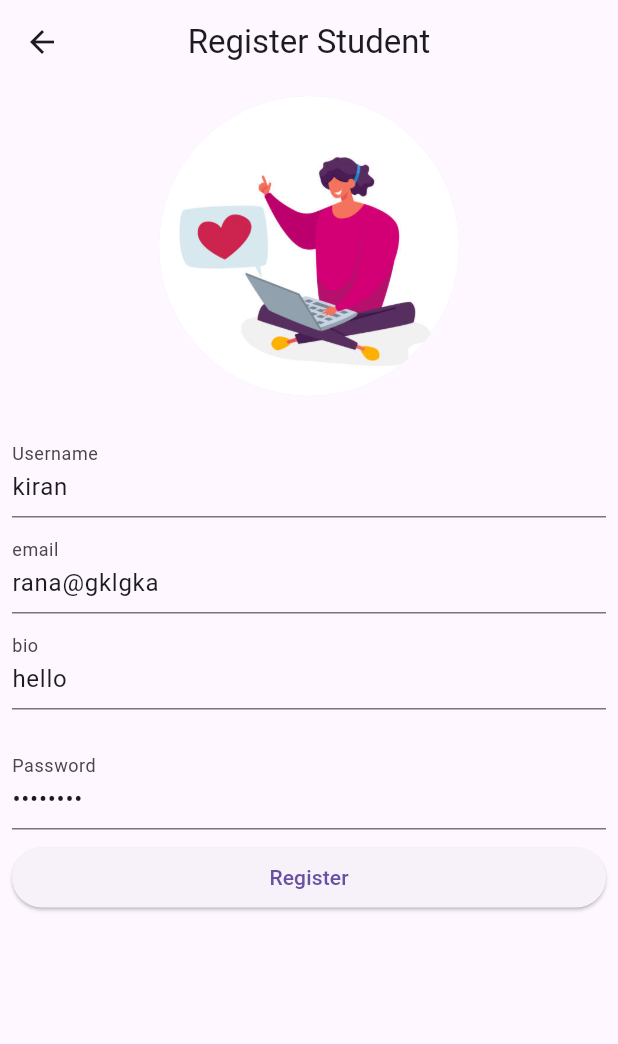
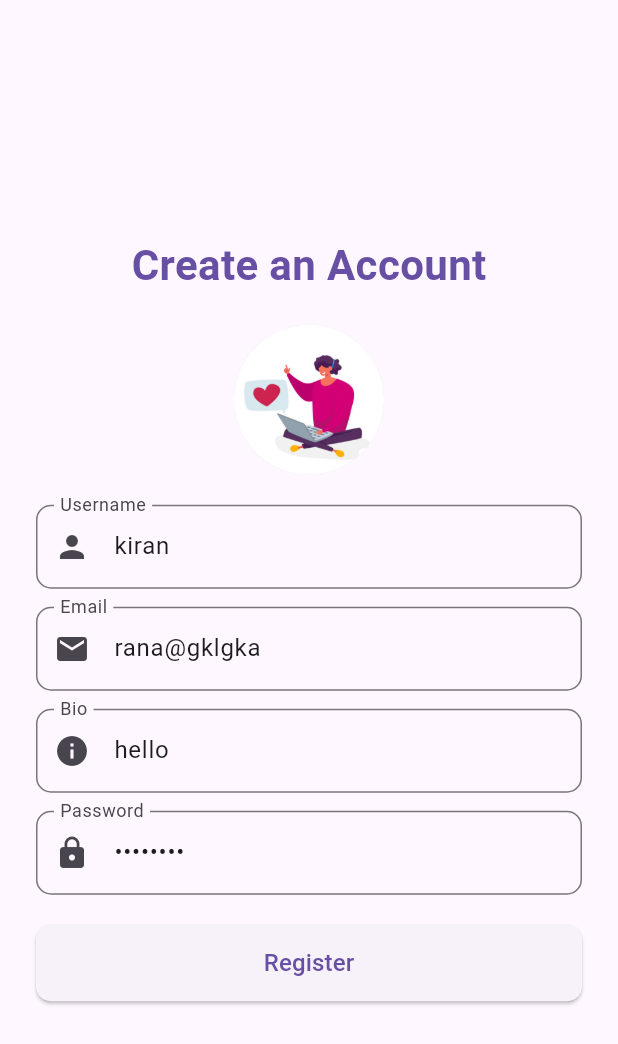
Before and after one commit to kripesh03/SonicSummitMobileApp, a Flutter app: the RegistrationView screen opened directly, after a tap on "Register", on a phone screen of 412 x 824 dp. Shown: the top 1044 px of the screen. Run offline on Flutter 3.47's test engine with Material 3 defaults, Android fonts, the phone set to English and light mode, and no system bars; our stand-ins replace bloc, dartz, dio, equatable, flutter_bloc, get_it and 5 more; accounts and stored records are empty.

```diff
--- a/lib/features/auth/data/data_source/remote_data_source/auth_remote_data_source.dart
+++ b/lib/features/auth/data/data_source/remote_data_source/auth_remote_data_source.dart
@@ -13,14 +13,15 @@ class AuthRemoteDataSource implements IAuthDataSource {
   @override
   Future<void> registerUser(AuthEntity user) async {
     try {
+      print("data soucr :${user.profilePicture}");
       Response response = await _dio.post(
         ApiEndpoints.register,
         data: {
           "username": user.username,
           "email": user.email,
+          "password": user.password,
           "profilePicture": user.profilePicture,
           "bio": user.bio,
-          "password": user.password,
         },
       );
 
--- a/lib/features/auth/domain/use_case/register_user_usecase.dart
+++ b/lib/features/auth/domain/use_case/register_user_usecase.dart
@@ -47,7 +47,7 @@ class RegisterUseCase implements UsecaseWithParams<void, RegisterUserParams> {
       email: params.email,
       bio: params.bio,
       password: params.password,
-            profilePicture: params.profilePicture,
+      profilePicture: params.profilePicture,
 
     );
     return repository.registerUser(authEntity);
--- a/lib/features/auth/presentation/view/registration_view.dart
+++ b/lib/features/auth/presentation/view/registration_view.dart
@@ -14,14 +14,12 @@ class RegistrationView extends StatefulWidget {
 }
 
 class _RegistrationViewState extends State<RegistrationView> {
-  final _gap = const SizedBox(height: 8);
   final _key = GlobalKey<FormState>();
   final _usernameController = TextEditingController(text: 'kiran');
   final _emailController = TextEditingController(text: 'rana@gklgka');
   final _bioController = TextEditingController(text: 'hello');
   final _passwordController = TextEditingController(text: 'kiran123');
 
-  // Check for camera permission
   Future<void> checkCameraPermission() async {
     if (await Permission.camera.request().isRestricted ||
         await Permission.camera.request().isDenied) {
@@ -36,13 +34,10 @@ class _RegistrationViewState extends State<RegistrationView> {
       if (image != null) {
         setState(() {
           _img = File(image.path);
-          // Send image to server
           context.read<RegisterBloc>().add(
                 UploadImage(file: _img!),
               );
         });
-      } else {
-        return;
       }
     } catch (e) {
       debugPrint(e.toString());
@@ -52,24 +47,27 @@ class _RegistrationViewState extends State<RegistrationView> {
   @override
   Widget build(BuildContext context) {
     return Scaffold(
-      appBar: AppBar(
-        title: const Text('Register Student'),
-        centerTitle: true,
+      body: SafeArea(
+        child: Center(
+          child: SingleChildScrollView(
+            padding: const EdgeInsets.symmetric(horizontal: 24, vertical: 20),
+            child: Column(
+              mainAxisAlignment: MainAxisAlignment.center,
+              children: [
+                Text(
+                  'Create an Account',
+                  style: TextStyle(
+                    fontSize: 28,
+                    fontWeight: FontWeight.bold,
+                    color: Theme.of(context).primaryColor,
                   ),
-      body: SafeArea(
-        child: SingleChildScrollView(
-          child: Padding(
-            padding: const EdgeInsets.all(8),
-            child: Form(
-              key: _key,
-              child: Column(
-                children: [
-                  InkWell(
+                ),
+                const SizedBox(height: 20),
+                GestureDetector(
                   onTap: () {
                     showModalBottomSheet(
-                        backgroundColor: Colors.grey[300],
+                      backgroundColor: Colors.white,
                       context: context,
-                        isScrollControlled: true,
                       shape: const RoundedRectangleBorder(
                         borderRadius: BorderRadius.vertical(
                           top: Radius.circular(20),
@@ -102,84 +100,88 @@ class _RegistrationViewState extends State<RegistrationView> {
                       ),
                     );
                   },
-                    child: SizedBox(
-                      height: 200,
-                      width: 200,
                   child: CircleAvatar(
                     radius: 50,
                     backgroundImage: _img != null
                         ? FileImage(_img!)
                         : const AssetImage('assets/images/music_3.jpg')
                             as ImageProvider,
-                        // backgroundImage:
-                        //     const AssetImage('assets/images/profile.png')
-                        //         as ImageProvider,
+                    backgroundColor: Colors.grey[300],
                   ),
                 ),
-                  ),
-                  const SizedBox(height: 25),
+                const SizedBox(height: 20),
+                Form(
+                  key: _key,
+                  child: Column(
+                    children: [
                       TextFormField(
                         controller: _usernameController,
-                    decoration: const InputDecoration(
+                        decoration: InputDecoration(
                           labelText: 'Username',
+                          prefixIcon: const Icon(Icons.person),
+                          border: OutlineInputBorder(
+                            borderRadius: BorderRadius.circular(10),
                           ),
-                    validator: ((value) {
-                      if (value == null || value.isEmpty) {
-                        return 'Please enter Username';
-                      }
-                      return null;
-                    }),
                         ),
-                  _gap,
+                        validator: (value) =>
+                            value == null || value.isEmpty ? 'Enter Username' : null,
+                      ),
+                      const SizedBox(height: 12),
                       TextFormField(
                         controller: _emailController,
-                    decoration: const InputDecoration(
-                      labelText: 'email',
+                        decoration: InputDecoration(
+                          labelText: 'Email',
+                          prefixIcon: const Icon(Icons.email),
+                          border: OutlineInputBorder(
+                            borderRadius: BorderRadius.circular(10),
                           ),
-                    validator: ((value) {
-                      if (value == null || value.isEmpty) {
-                        return 'Please enter email';
-                      }
-                      return null;
-                    }),
                         ),
-                  _gap,
+                        validator: (value) =>
+                            value == null || value.isEmpty ? 'Enter Email' : null,
+                      ),
+                      const SizedBox(height: 12),
                       TextFormField(
                         controller: _bioController,
-                    decoration: const InputDecoration(
-                      labelText: 'bio ',
+                        decoration: InputDecoration(
+                          labelText: 'Bio',
+                          prefixIcon: const Icon(Icons.info),
+                          border: OutlineInputBorder(
+                            borderRadius: BorderRadius.circular(10),
                           ),
-                    validator: ((value) {
-                      if (value == null || value.isEmpty) {
-                        return 'Please enter bio';
-                      }
-                      return null;
-                    }),
                         ),
-                  _gap,
-                  _gap,
-                  _gap,
+                        validator: (value) =>
+                            value == null || value.isEmpty ? 'Enter Bio' : null,
+                      ),
+                      const SizedBox(height: 12),
                       TextFormField(
                         controller: _passwordController,
                         obscureText: true,
-                    decoration: const InputDecoration(
+                        decoration: InputDecoration(
                           labelText: 'Password',
+                          prefixIcon: const Icon(Icons.lock),
+                          border: OutlineInputBorder(
+                            borderRadius: BorderRadius.circular(10),
                           ),
-                    validator: ((value) {
-                      if (value == null || value.isEmpty) {
-                        return 'Please enter password';
-                      }
-                      return null;
-                    }),
                         ),
-                  _gap,
+                        validator: (value) =>
+                            value == null || value.isEmpty ? 'Enter Password' : null,
+                      ),
+                    ],
+                  ),
+                ),
+                const SizedBox(height: 20),
                 SizedBox(
                   width: double.infinity,
                   child: ElevatedButton(
+                    style: ElevatedButton.styleFrom(
+                      padding: const EdgeInsets.symmetric(vertical: 14),
+                      shape: RoundedRectangleBorder(
+                        borderRadius: BorderRadius.circular(10),
+                      ),
+                    ),
                     onPressed: () {
                       if (_key.currentState!.validate()) {
-                          final registerState =
-                              context.read<RegisterBloc>().state;
+                        final registerState = context.read<RegisterBloc>().state;
                         final imageName = registerState.imageName;
                         context.read<RegisterBloc>().add(
                               RegisterStudent(
@@ -193,7 +195,10 @@ class _RegistrationViewState extends State<RegistrationView> {
                             );
                       }
                     },
-                      child: const Text('Register'),
+                    child: const Text(
+                      'Register',
+                      style: TextStyle(fontSize: 16),
+                    ),
                   ),
                 ),
               ],
@@ -201,7 +206,6 @@ class _RegistrationViewState extends State<RegistrationView> {
           ),
         ),
       ),
-      ),
     );
   }
 }
```
Also changed, not shown: flutter_01.png (added). Lines whose indentation alone changed are shown as unchanged.
